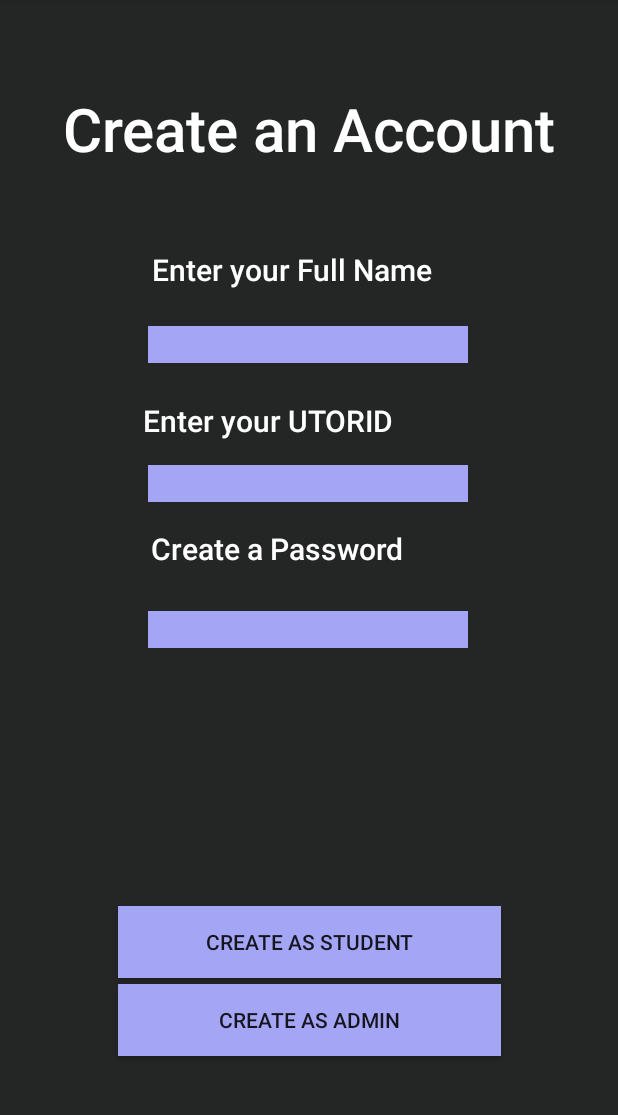
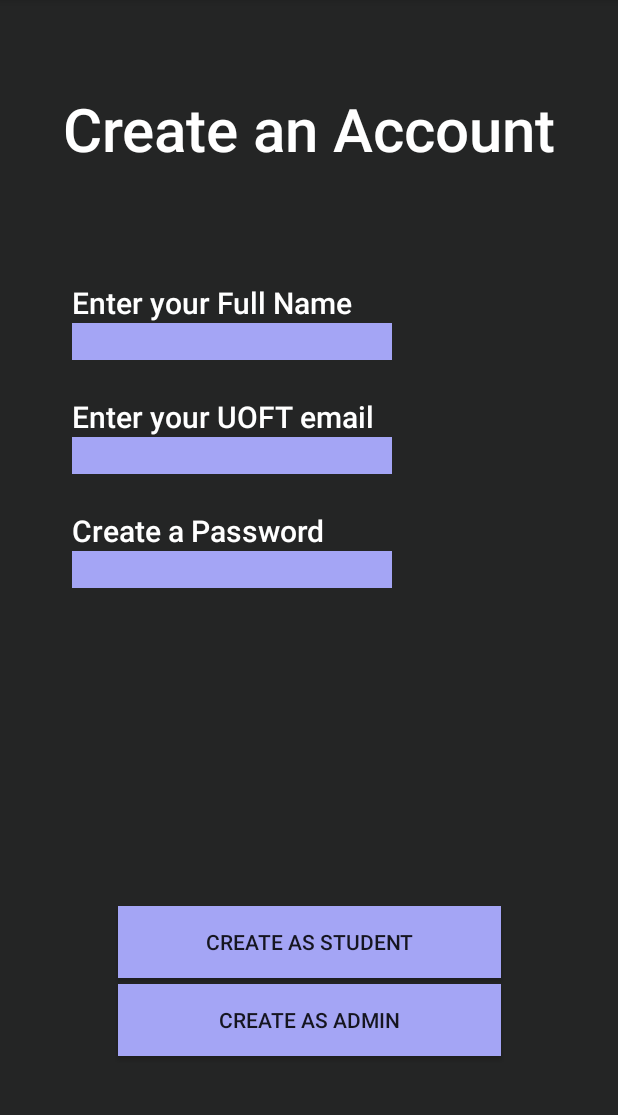
Before and after one commit to emmimelon/B07-Project, an Android app: the fragment SignUpFragment shown on its own in the app's theme, on a phone screen of 412 x 824 dp, the part 84-1199 px from its top. Run offline under Robolectric (Android 15) with nearby library versions, the phone set to English and light mode, and no system bars; our stand-ins replace Firebase (no records; nobody signed in at launch, a user with empty details on screens opened directly).

Commit message:
changed login/signup to use firebase auth

```diff
--- a/app/build.gradle.kts
+++ b/app/build.gradle.kts
@@ -41,6 +41,7 @@ dependencies {
     implementation(platform("com.google.firebase:firebase-bom:32.5.0"))
     implementation("com.google.firebase:firebase-analytics")
     implementation("com.google.firebase:firebase-database")
+    implementation("com.google.firebase:firebase-auth")
     implementation("com.google.android.material:material:1.10.0")
     implementation("androidx.constraintlayout:constraintlayout:2.1.4")
     implementation("androidx.lifecycle:lifecycle-livedata-ktx:2.6.2")
--- a/app/src/main/res/layout/fragment_signup.xml
+++ b/app/src/main/res/layout/fragment_signup.xml
@@ -20,6 +20,19 @@
         app:layout_constraintTop_toTopOf="parent"
         app:layout_constraintVertical_bias="0.082" />
 
+    <LinearLayout
+        android:layout_width="match_parent"
+        android:layout_height="wrap_content"
+        android:orientation="vertical"
+        android:paddingLeft="48dp"
+        app:layout_constraintBottom_toTopOf="@id/studentButton"
+        app:layout_constraintEnd_toEndOf="parent"
+        app:layout_constraintHorizontal_bias="0.0"
+        app:layout_constraintStart_toStartOf="parent"
+        app:layout_constraintTop_toBottomOf="@id/createAccount"
+        app:layout_constraintVertical_bias="0.287"
+        app:layout_marginBaseline="12dp">
+
         <TextView
             android:id="@+id/name"
             android:layout_width="wrap_content"
@@ -28,27 +41,41 @@
             android:text="Enter your Full Name"
             android:textColor="@color/white"
             android:textSize="20sp"
-        app:layout_constraintBottom_toBottomOf="parent"
-        app:layout_constraintEnd_toEndOf="parent"
-        app:layout_constraintHorizontal_bias="0.45"
-        app:layout_constraintStart_toStartOf="parent"
-        app:layout_constraintTop_toBottomOf="@+id/createAccount"
-        app:layout_constraintVertical_bias="0.085" />
+            app:layout_constraintBottom_toTopOf="@id/enterName"
+            app:layout_constraintTop_toTopOf="parent" />
+
+        <EditText
+            android:id="@+id/enterName"
+            android:layout_width="wrap_content"
+            android:layout_height="wrap_content"
+            android:layout_marginBottom="24dp"
+            android:background="#A4A5F5"
+            android:backgroundTint="#A4A5F5"
+            android:ems="10"
+            android:inputType="text"
+            app:layout_constraintTop_toBottomOf="@id/name" />
 
         <TextView
-        android:id="@+id/utorid"
+            android:id="@+id/uoftemail"
             android:layout_width="wrap_content"
             android:layout_height="wrap_content"
             android:fontFamily="sans-serif-medium"
-        android:text="Enter your UTORID"
+            android:text="Enter your UOFT email"
             android:textColor="@color/white"
             android:textSize="20sp"
-        app:layout_constraintBottom_toBottomOf="parent"
-        app:layout_constraintEnd_toEndOf="parent"
-        app:layout_constraintHorizontal_bias="0.39"
-        app:layout_constraintStart_toStartOf="parent"
-        app:layout_constraintTop_toBottomOf="@+id/enterName"
-        app:layout_constraintVertical_bias="0.049" />
+            app:layout_constraintBottom_toTopOf="@id/enterEmail"
+            app:layout_constraintTop_toTopOf="@id/enterName" />
+
+        <EditText
+            android:id="@+id/enterEmail"
+            android:layout_width="wrap_content"
+            android:layout_height="wrap_content"
+            android:layout_marginBottom="24dp"
+            android:background="#A4A5F5"
+            android:backgroundTint="#A4A5F5"
+            android:ems="10"
+            android:inputType="text"
+            app:layout_constraintTop_toBottomOf="@id/uoftemail" />
 
         <TextView
             android:id="@+id/pw"
@@ -59,11 +86,18 @@
             android:textColor="@color/white"
             android:textSize="20sp"
             app:layout_constraintBottom_toBottomOf="parent"
-        app:layout_constraintEnd_toEndOf="parent"
-        app:layout_constraintHorizontal_bias="0.414"
-        app:layout_constraintStart_toStartOf="parent"
-        app:layout_constraintTop_toBottomOf="@+id/enterUTORID"
-        app:layout_constraintVertical_bias="0.042" />
+            app:layout_constraintTop_toBottomOf="@id/enterEmail" />
+
+        <EditText
+            android:id="@+id/enterPassword"
+            android:layout_width="wrap_content"
+            android:layout_height="wrap_content"
+            android:layout_marginBottom="24dp"
+            android:background="#A4A5F5"
+            android:ems="10"
+            android:inputType="textPassword"
+            app:layout_constraintTop_toBottomOf="@id/pw" />
+    </LinearLayout>
 
     <androidx.appcompat.widget.AppCompatButton
         android:id="@+id/studentButton"
@@ -90,54 +124,12 @@
         app:layout_constraintEnd_toEndOf="parent"
         app:layout_constraintStart_toStartOf="parent" />
 
-    <EditText
-        android:id="@+id/enterPassword"
-        android:layout_width="wrap_content"
-        android:layout_height="wrap_content"
-        android:layout_marginTop="28dp"
-        android:background="#A4A5F5"
-        android:ems="10"
-        android:inputType="textPassword"
-        app:layout_constraintBottom_toTopOf="@+id/studentButton"
-        app:layout_constraintEnd_toEndOf="parent"
-        app:layout_constraintHorizontal_bias="0.497"
-        app:layout_constraintStart_toStartOf="parent"
-        app:layout_constraintTop_toBottomOf="@+id/pw"
-        app:layout_constraintVertical_bias="0.0" />
-
-    <EditText
-        android:id="@+id/enterUTORID"
-        android:layout_width="wrap_content"
-        android:layout_height="wrap_content"
-        android:layout_marginTop="16dp"
-        android:background="#A4A5F5"
-        android:backgroundTint="#A4A5F5"
-        android:ems="10"
-        android:inputType="textEmailAddress"
-        app:layout_constraintEnd_toEndOf="parent"
-        app:layout_constraintHorizontal_bias="0.497"
-        app:layout_constraintStart_toStartOf="parent"
-        app:layout_constraintTop_toBottomOf="@+id/utorid" />
-
-    <EditText
-        android:id="@+id/enterName"
-        android:layout_width="wrap_content"
-        android:layout_height="wrap_content"
-        android:layout_marginTop="24dp"
-        android:background="#A4A5F5"
-        android:backgroundTint="#A4A5F5"
-        android:ems="10"
-        android:inputType="text"
-        app:layout_constraintEnd_toEndOf="parent"
-        app:layout_constraintHorizontal_bias="0.497"
-        app:layout_constraintStart_toStartOf="parent"
-        app:layout_constraintTop_toBottomOf="@+id/name" />
-
     <TextView
         android:id="@+id/output"
         android:textColor="@color/white"
         android:layout_width="0dp"
         android:layout_height="38dp"
+        android:gravity="center_horizontal"
         app:layout_constraintBottom_toBottomOf="parent"
         app:layout_constraintEnd_toEndOf="parent"
         app:layout_constraintStart_toStartOf="parent"
```
Also changed, not shown: app/src/main/java/com/example/b07project/AdminActivity.java (+14 -5 lines), app/src/main/java/com/example/b07project/MainActivity.java (+11 -12 lines), app/src/main/java/com/example/b07project/WelcomeActivity.java (+4 -14 lines), app/src/main/java/com/example/b07project/login/LoginFragment.java (+57 -37 lines), app/src/main/java/com/example/b07project/objects/Complaint.java (+7 -8 lines), app/src/main/java/com/example/b07project/objects/User.java (+41 -14 lines), app/src/main/java/com/example/b07project/signup/SignUpFragment.java (+74 -55 lines), app/src/main/java/com/example/b07project/ui/adminannouncements/AdminAnnouncementsFragment.java (+12 -2 lines), app/src/main/java/com/example/b07project/ui/adminannouncements/AdminAnnouncementsViewModel.java (deleted, +0 -19 lines), app/src/main/java/com/example/b07project/ui/complaints/ComplaintsFragment.java (+7 -5 lines), app/src/main/res/layout/activity_welcome.xml (+21 -13 lines), app/src/main/res/layout/fragment_login.xml (+11 -11 lines). Lines whose indentation alone changed are shown as unchanged.
